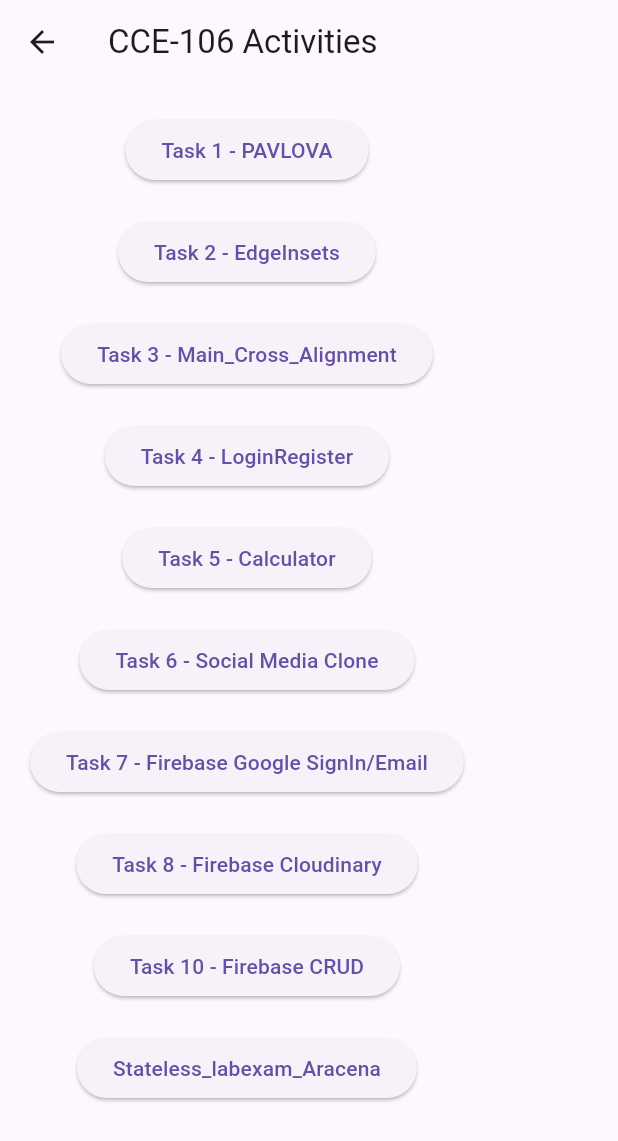
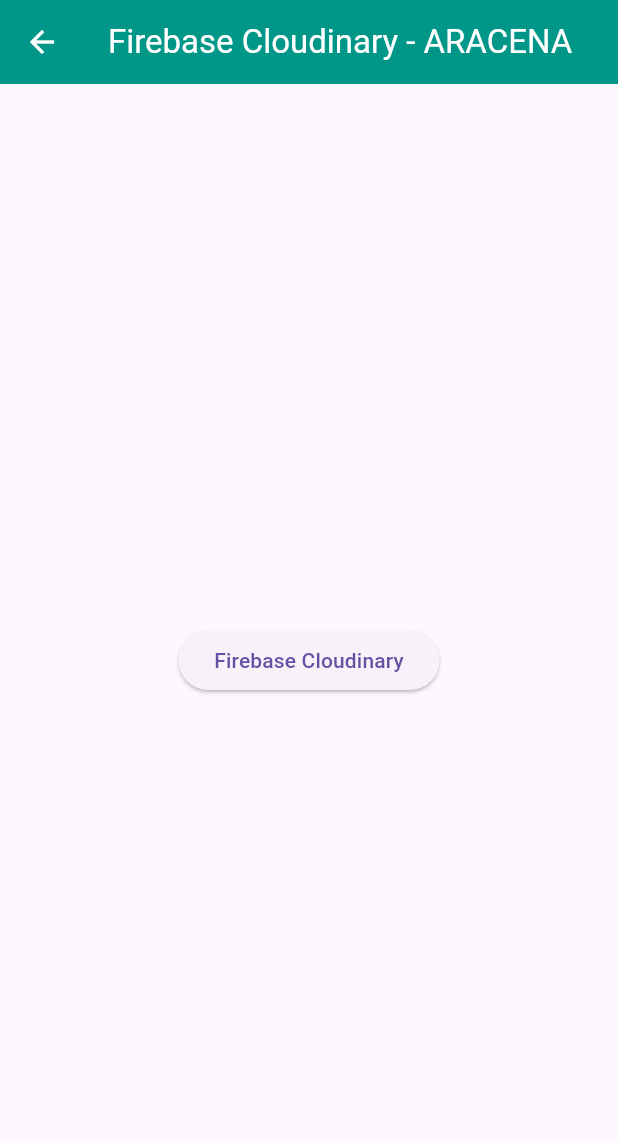
Before and after one commit to Aracena18/CCE-106-Activities, a Flutter app: the ActivityHubPage screen opened directly, on a phone screen of 412 x 824 dp. Shown: the top 1141 px of the screen. Run offline on Flutter 3.47's test engine with Material 3 defaults, Android fonts, the phone set to English and light mode, and no system bars; our stand-ins replace cloud_firestore, firebase_auth, firebase_core, google_sign_in, image_picker; missing offline and left inert: cloudinary_public; accounts and stored records are empty.

Commit message:
Remove other activities from activity hub

```diff
--- a/lib/screens/home/activity_hub_page.dart
+++ b/lib/screens/home/activity_hub_page.dart
@@ -1,15 +1,6 @@
 import 'package:flutter/material.dart';
 
-import '../../activities/activity_01_widget_designing/icon_page.dart';
-import '../../activities/activity_02_alignment/activity_02_page.dart';
-import '../../activities/activity_03_login_register/login.dart';
-import '../../activities/activity_04_edgeinsets/activity_04_page.dart';
-import '../../activities/activity_05_calculator/calculator.dart';
-import '../../activities/activity_06_social_media/auth/login.dart';
-import '../../activities/activity_07_firebase_auth/login_page.dart' as task7;
-import '../../activities/activity_08_firebase_cloudinary/home_page.dart' as task8;
-import '../../activities/activity_10_firebase_crud/home_page.dart' as task10;
-import '../../activities/stateless_labexam_Aracena/student_dashboard.dart';
+import '../../activities/activity_08_firebase_cloudinary/home_page.dart';
 
 class ActivityHubPage extends StatelessWidget {
   const ActivityHubPage({super.key});
@@ -18,132 +9,21 @@
   Widget build(BuildContext context) {
     return Scaffold(
       appBar: AppBar(
-        title: const Text('CCE-106 Activities'),
+        title: const Text('Firebase Cloudinary - ARACENA'),
+        backgroundColor: Colors.teal,
+        foregroundColor: Colors.white,
       ),
-      body: SingleChildScrollView(
-        padding: const EdgeInsets.all(20),
-        child: Column(
-          children: [
-            ElevatedButton(
+      body: Center(
+        child: ElevatedButton(
           onPressed: () {
             Navigator.push(
               context,
               MaterialPageRoute(
-                    builder: (context) => const IconPage(),
+                builder: (context) => const Task8AuthGate(),
               ),
             );
           },
-              child: const Text('Task 1 - PAVLOVA'),
-            ),
-            const SizedBox(height: 20),
-            ElevatedButton(
-              onPressed: () {
-                Navigator.push(
-                  context,
-                  MaterialPageRoute(
-                    builder: (context) => const Activity04Page(),
-                  ),
-                );
-              },
-              child: const Text('Task 2 - EdgeInsets'),
-            ),
-            const SizedBox(height: 20),
-            ElevatedButton(
-              onPressed: () {
-                Navigator.push(
-                  context,
-                  MaterialPageRoute(
-                    builder: (context) => const Activity02Page(),
-                  ),
-                );
-              },
-              child: const Text('Task 3 - Main_Cross_Alignment'),
-            ),
-            const SizedBox(height: 20),
-            ElevatedButton(
-              onPressed: () {
-                Navigator.push(
-                  context,
-                  MaterialPageRoute(
-                    builder: (context) => const LoginPage(),
-                  ),
-                );
-              },
-              child: const Text('Task 4 - LoginRegister'),
-            ),
-            const SizedBox(height: 20),
-            ElevatedButton(
-              onPressed: () {
-                Navigator.push(
-                  context,
-                  MaterialPageRoute(
-                    builder: (context) => const Calculator(),
-                  ),
-                );
-              },
-              child: const Text('Task 5 - Calculator'),
-            ),
-            const SizedBox(height: 20),
-            ElevatedButton(
-              onPressed: () {
-                Navigator.push(
-                  context,
-                  MaterialPageRoute(
-                    builder: (context) => const Task6LoginPage(),
-                  ),
-                );
-              },
-              child: const Text('Task 6 - Social Media Clone'),
-            ),
-            const SizedBox(height: 20),
-            ElevatedButton(
-              onPressed: () {
-                Navigator.push(
-                  context,
-                  MaterialPageRoute(
-                    builder: (context) => const task7.Task7AuthGate(),
-                  ),
-                );
-              },
-              child: const Text('Task 7 - Firebase Google SignIn/Email'),
-            ),
-            const SizedBox(height: 20),
-            ElevatedButton(
-              onPressed: () {
-                Navigator.push(
-                  context,
-                  MaterialPageRoute(
-                    builder: (context) => const task8.Task8AuthGate(),
-                  ),
-                );
-              },
-              child: const Text('Task 8 - Firebase Cloudinary'),
-            ),
-            const SizedBox(height: 20),
-            ElevatedButton(
-              onPressed: () {
-                Navigator.push(
-                  context,
-                  MaterialPageRoute(
-                    builder: (context) => const task10.HomePage(),
-                  ),
-                );
-              },
-              child: const Text('Task 10 - Firebase CRUD'),
-            ),
-            const SizedBox(height: 20),
-            ElevatedButton(
-              onPressed: () {
-                Navigator.push(
-                  context,
-                  MaterialPageRoute(
-                    builder: (context) => const StudentDashboard(),
-                  ),
-                );
-              },
-              child: const Text('Stateless_labexam_Aracena'),
-            ),
-          ],
+          child: const Text('Firebase Cloudinary'),
         ),
       ),
     );
```
Lines whose indentation alone changed are shown as unchanged.
